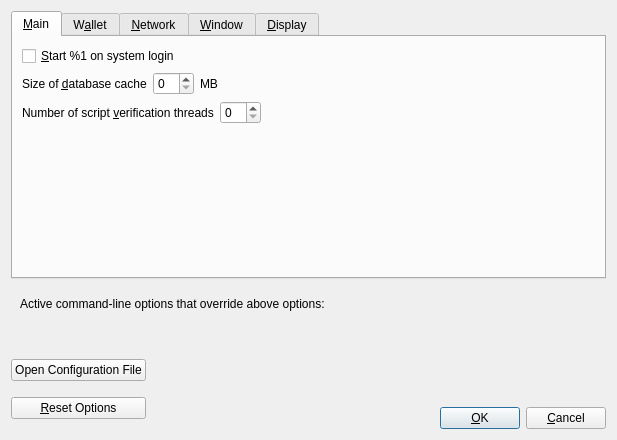
This is src/qt/forms/optionsdialog.ui in NeuraiProject/Neurai as Qt 5 draws it before an edit. The edited form follows.
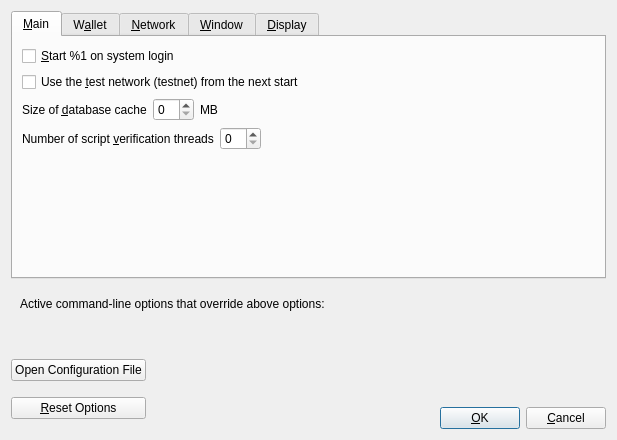
This is the edited form. The open tabs and pages were chosen to show the change. Custom widgets are drawn as their Qt base class.

Commit message: feat: add option to start on testnet; update UI and model to support testnet configuration

Diff of the .ui file:
```diff
--- a/src/qt/forms/optionsdialog.ui
+++ b/src/qt/forms/optionsdialog.ui
@@ -37,6 +37,16 @@
          </property>
         </widget>
        </item>
+       <item>
+        <widget class="QCheckBox" name="startOnTestnet">
+         <property name="toolTip">
+          <string>Open %1 on the test network (testnet) from the next start. Testnet has its own data folder and wallet. Uncheck it to go back to mainnet. -testnet or -regtest on the command line or in the configuration file take precedence.</string>
+         </property>
+         <property name="text">
+          <string>Use the &amp;test network (testnet) from the next start</string>
+         </property>
+        </widget>
+       </item>
        <item>
         <layout class="QHBoxLayout" name="horizontalLayout_2_Main">
          <item>
```
The commit also changes 5 other files.
